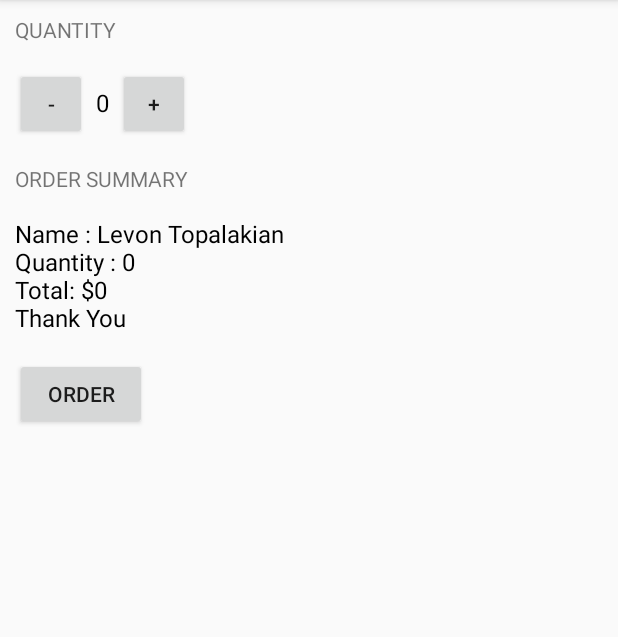
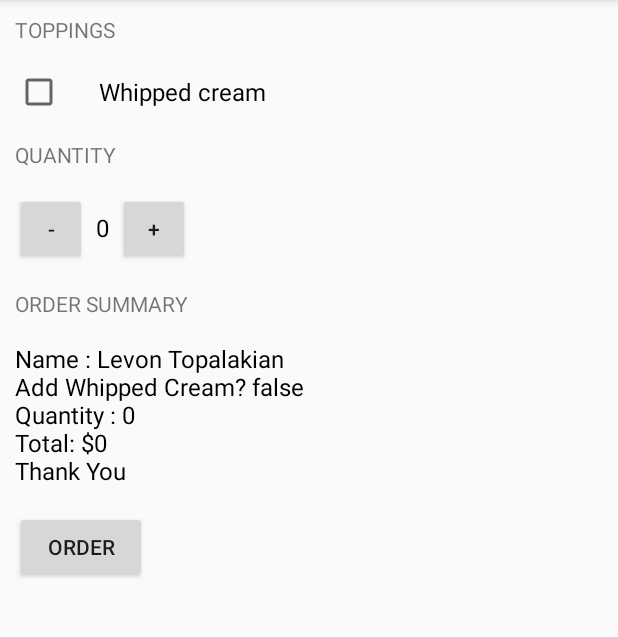
Before and after one commit to levontopalakian/AndroidStudioProjects, an Android app: the screen it shows after launch (MainActivity), after a tap on "ORDER", on a phone screen of 412 x 824 dp, the part 84-721 px from its top. Run offline under Robolectric (Android 15) with nearby library versions, the phone set to English and light mode, and no system bars.

Commit message:
adding toping

```diff
--- a/JustJava/app/src/main/java/com/example/android/justjava/MainActivity.java
+++ b/JustJava/app/src/main/java/com/example/android/justjava/MainActivity.java
@@ -1,29 +1,12 @@
-/**
- * IMPORTANT: Make sure you are using the correct package name.
- * This example uses the package name:
- * package com.example.android.justjava
- * If you get an error when copying this code into Android studio, update it to match teh package name found
- * in the project's AndroidManifest.xml file.
- **/
 
 package com.example.android.justjava;
-
-
 import android.os.Bundle;
 import android.support.v7.app.AppCompatActivity;
 import android.view.View;
+import android.widget.CheckBox;
 import android.widget.TextView;
 
-import java.text.NumberFormat;
-
-
-/**
- * This app displays an order form to order coffee.
- */
 public class MainActivity extends AppCompatActivity {
-
-    int quantity=0;
-
 
     @Override
     protected void onCreate(Bundle savedInstanceState) {
@@ -31,26 +14,24 @@ public class MainActivity extends AppCompatActivity {
         setContentView(R.layout.activity_main);
     }
 
-    /**
-     * This method is called when the order button is clicked.
-     */
-    private String createOrderSummery (int price){
-        String priceMessage = "Name : Levon Topalakian" ;
-        priceMessage += "\nQuantity : "+quantity;
-        priceMessage += "\nTotal: $"+price+"\nThank You";
+    int quantity = 0;
+
+    private String createOrderSummery(int price, boolean haswhippedCream) {
+        String priceMessage = "Name : Levon Topalakian";
+        priceMessage += "\nAdd Whipped Cream? " + haswhippedCream;
+        priceMessage += "\nQuantity : " + quantity;
+        priceMessage += "\nTotal: $" + price + "\nThank You";
+
         displayMessage(priceMessage);
         return priceMessage;
     }
 
     public void submitOrder(View view) {
-        /** int price = quantity * 5;
-         *
-
-         */
+       //Log.v ("MainActivity","Has whipped cream: "+haswhippedCream);
+        CheckBox whippedCream = (CheckBox) findViewById(R.id.whippedCream);
+        boolean haswhippedCream = whippedCream.isChecked();
         int price = calculatePrice();
-        createOrderSummery(price);
-
-
+        createOrderSummery(price,haswhippedCream);
     }
 
     public void increment(View view) {
@@ -58,35 +39,26 @@ public class MainActivity extends AppCompatActivity {
         display(quantity);
     }
 
-    public void decrament (View view) {
+    public void decrament(View view) {
         quantity--;
         display(quantity);
     }
 
-    /**
-     * Calculates the price of the order.
-     *
-     * @param quantity is the number of cups of coffee ordered
-     * @return total price
-     */
-    @org.jetbrains.annotations.Contract(pure = true)
+
 
     private int calculatePrice() {
         int price = quantity * 8;
         return price;
 
     }
-    /**
-     * This method displays the given quantity value on the screen.
-     */
+
+
     private void display(int number) {
         TextView quantityTextView = findViewById(R.id.quantity_text_view);
         quantityTextView.setText("" + number);
     }
 
-    /**
-     * This method displays the given text on the screen.
-     */
+
     private void displayMessage(String message) {
         TextView orderSummaryTextView = (TextView) findViewById(R.id.order_summary_text_view);
         orderSummaryTextView.setText(message);
--- a/JustJava/app/src/main/res/layout/activity_main.xml
+++ b/JustJava/app/src/main/res/layout/activity_main.xml
@@ -1,7 +1,11 @@
 <?xml version="1.0" encoding="utf-8"?>
-<LinearLayout xmlns:android="http://schemas.android.com/apk/res/android"
+<ScrollView xmlns:android="http://schemas.android.com/apk/res/android"
     xmlns:app="http://schemas.android.com/apk/res-auto"
     xmlns:tools="http://schemas.android.com/tools"
+    android:layout_width="match_parent"
+    android:layout_height="wrap_content">
+
+    <LinearLayout
         android:layout_width="match_parent"
         android:layout_height="match_parent"
         android:layout_margin="10dp"
@@ -12,6 +16,22 @@
             android:layout_width="wrap_content"
             android:layout_height="wrap_content"
             android:layout_marginBottom="16dp"
+            android:text="Toppings"
+            android:textAllCaps="true" />
+
+        <android.support.v7.widget.AppCompatCheckBox
+            android:id="@+id/whippedCream"
+            android:layout_width="wrap_content"
+            android:layout_height="wrap_content"
+            android:paddingHorizontal="24dp"
+            android:text="Whipped cream"
+            android:textSize="16sp" />
+
+        <TextView
+            android:layout_width="wrap_content"
+            android:layout_height="wrap_content"
+            android:layout_marginBottom="16dp"
+            android:layout_marginTop="16dp"
             android:text="quantity"
             android:textAllCaps="true" />
 
@@ -45,6 +65,8 @@
                 android:text="+" />
         </LinearLayout>
 
+
+
         <TextView
             android:layout_width="wrap_content"
             android:layout_height="wrap_content"
@@ -68,4 +90,7 @@
             android:layout_marginTop="16dp"
             android:onClick="submitOrder"
             android:text="Order" />
+
+
     </LinearLayout>
+</ScrollView>
```
Lines whose indentation alone changed are shown as unchanged.
